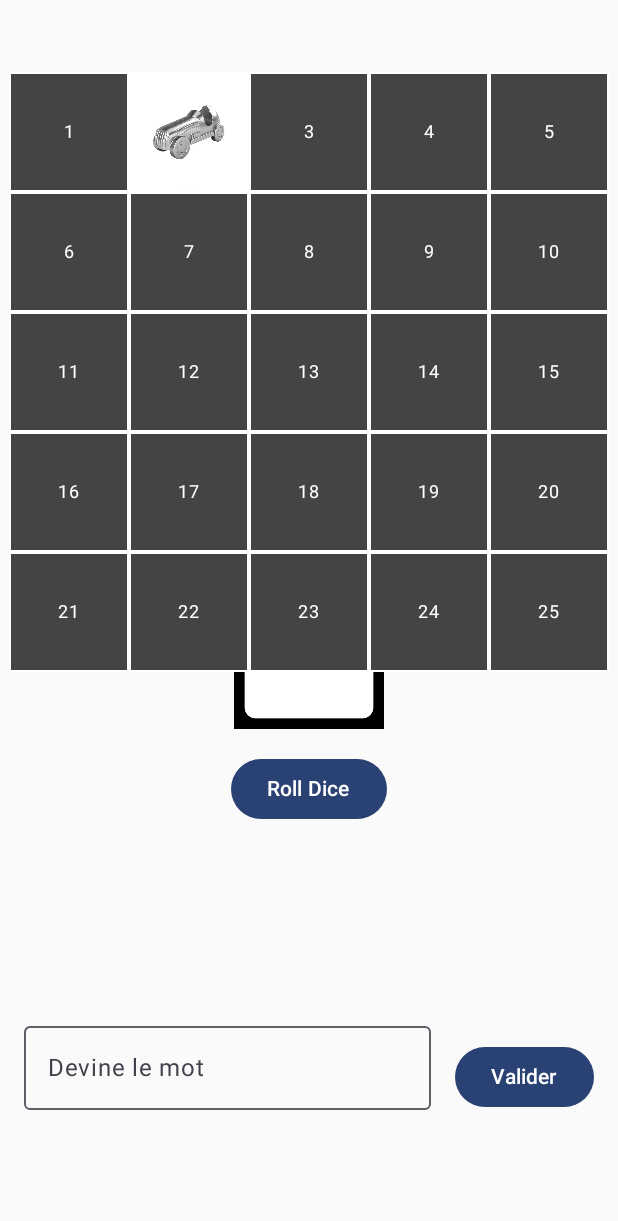
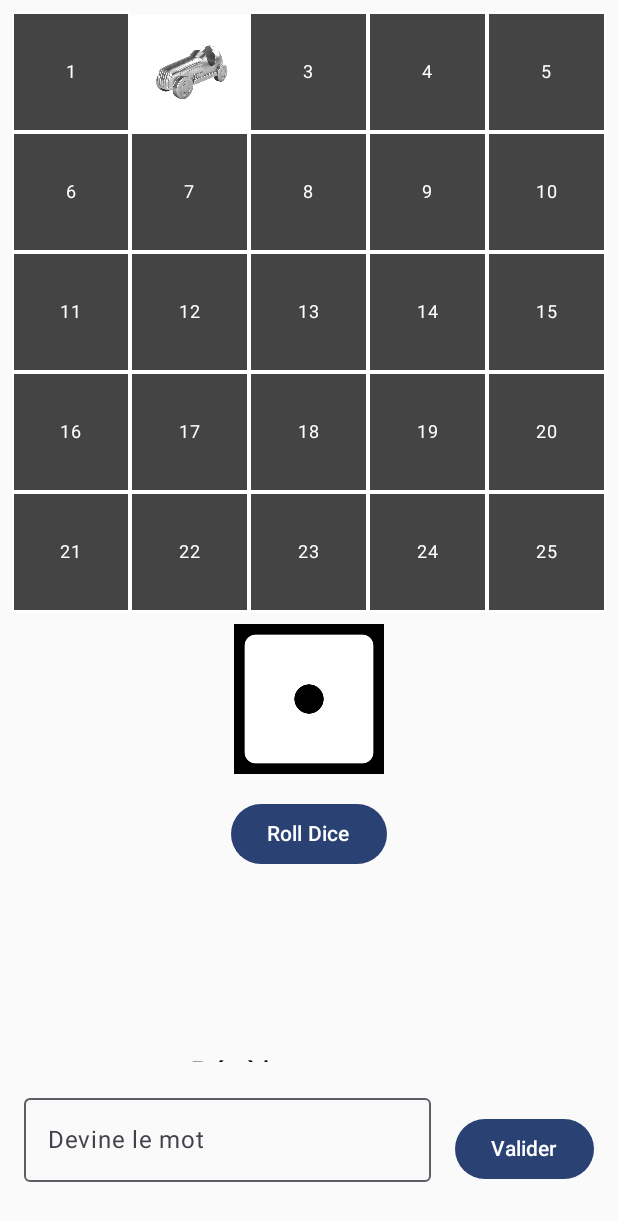
Before and after one commit to Roland-Fan-ZHANG/wordrawid, an Android app built with Jetpack Compose: the SoloScreen screen opened through its navigation route, after a tap on "Roll Dice", on a phone screen of 412 x 824 dp. Shown: the top 1221 px of the screen. Run offline under Robolectric (Android 15) with nearby library versions, the phone set to English and light mode, and no system bars; our stand-ins replace Dagger/Hilt's generated code, RxJava; libraries missing offline, so code that uses them is left out: ua.naiksoftware.stomp.

Commit message:
push UI REFACTO

```diff
--- a/app/src/main/java/fr/uge/wordrawid/screens/solo/SoloScreen.kt
+++ b/app/src/main/java/fr/uge/wordrawid/screens/solo/SoloScreen.kt
@@ -1,6 +1,8 @@
 package fr.uge.wordrawid.screens.solo
 
 import androidx.compose.foundation.layout.*
+import androidx.compose.foundation.rememberScrollState
+import androidx.compose.foundation.verticalScroll
 import androidx.compose.material3.*
 import androidx.compose.runtime.*
 import androidx.compose.ui.Alignment
@@ -25,43 +27,51 @@ fun SoloScreen(navController: NavController, viewModel: SoloViewModel = viewMode
         LaunchedEffect(Unit) { navController.navigate(Routes.WIN) }
     }
 
-    Column(
-        modifier = Modifier.fillMaxSize()
-    ) {
-        Box(modifier = Modifier.weight(1f)) {
-            DiceSection(viewModel, onRoll = { startRolling(viewModel, scope, navController) })
+    BoxWithConstraints(modifier = Modifier.fillMaxSize()) {
+        maxWidth
 
+        Column(
+            modifier = Modifier.fillMaxSize(),
+            horizontalAlignment = Alignment.CenterHorizontally
+        ) {
             Column(
-                modifier = Modifier.fillMaxSize(),
+                modifier = Modifier
+                    .weight(1f)
+                    .verticalScroll(rememberScrollState())
+                    .padding(8.dp),
                 horizontalAlignment = Alignment.CenterHorizontally
             ) {
-                Spacer(modifier = Modifier.height(48.dp))
 
-                BoardSection(viewModel)
+                BoardSection(
+                    viewModel
+                )
 
-                Spacer(modifier = Modifier.height(200.dp))
+                Spacer(modifier = Modifier.height(8.dp))
+
+                DiceSection(
+                    viewModel,
+                    onRoll = { startRolling(viewModel, scope, navController) }
+                )
+
+                Spacer(modifier = Modifier.height(8.dp))
 
                 Text(
                     text = viewModel.currentActionText,
                     style = MaterialTheme.typography.titleLarge,
-                    modifier = Modifier.padding(8.dp)
+                    modifier = Modifier.padding(4.dp)
                 )
 
                 Text(
                     text = viewModel.gameMessage,
-                    style = MaterialTheme.typography.titleLarge,
-                    modifier = Modifier
-                        .padding(8.dp)
+                    style = MaterialTheme.typography.bodyLarge,
+                    modifier = Modifier.padding(4.dp)
                 )
             }
+
+            GuessSection(
+                viewModel = viewModel,
+                onCheck = { checkGuess(viewModel) }
+            )
         }
-
-        GuessSection(
-            viewModel = viewModel,
-            onCheck = { checkGuess(viewModel) }
-        )
-
-        Spacer(modifier = Modifier.height(48.dp))
-
     }
 }
--- a/app/src/main/java/fr/uge/wordrawid/screens/solo/SoloScreenUtils.kt
+++ b/app/src/main/java/fr/uge/wordrawid/screens/solo/SoloScreenUtils.kt
@@ -47,8 +47,14 @@ fun handleAction(viewModel: SoloViewModel, scope: CoroutineScope, navController:
     }
 
     when (action) {
-        is CaseAction.MoveForward2 -> animateMovement(viewModel, 2, scope)
-        is CaseAction.MoveBackward3 -> animateMovement(viewModel, 3, scope, forward = false)
+        is CaseAction.MoveForward2 -> {
+            animateMovement(viewModel, 2, scope)
+            viewModel.caseMasquee[viewModel.playerPosition] = false
+        }
+        is CaseAction.MoveBackward3 -> {
+            animateMovement(viewModel, 3, scope, forward = false)
+            viewModel.caseMasquee[viewModel.playerPosition] = false
+        }
         is CaseAction.RevealTile -> viewModel.caseMasquee[viewModel.playerPosition] = false
         is CaseAction.CompassMiniGame -> navController.navigate(Routes.COMPASS)
         is CaseAction.BalloonMiniGame -> navController.navigate(Routes.BALLOON)
```
Also changed, not shown: 1 other file.
